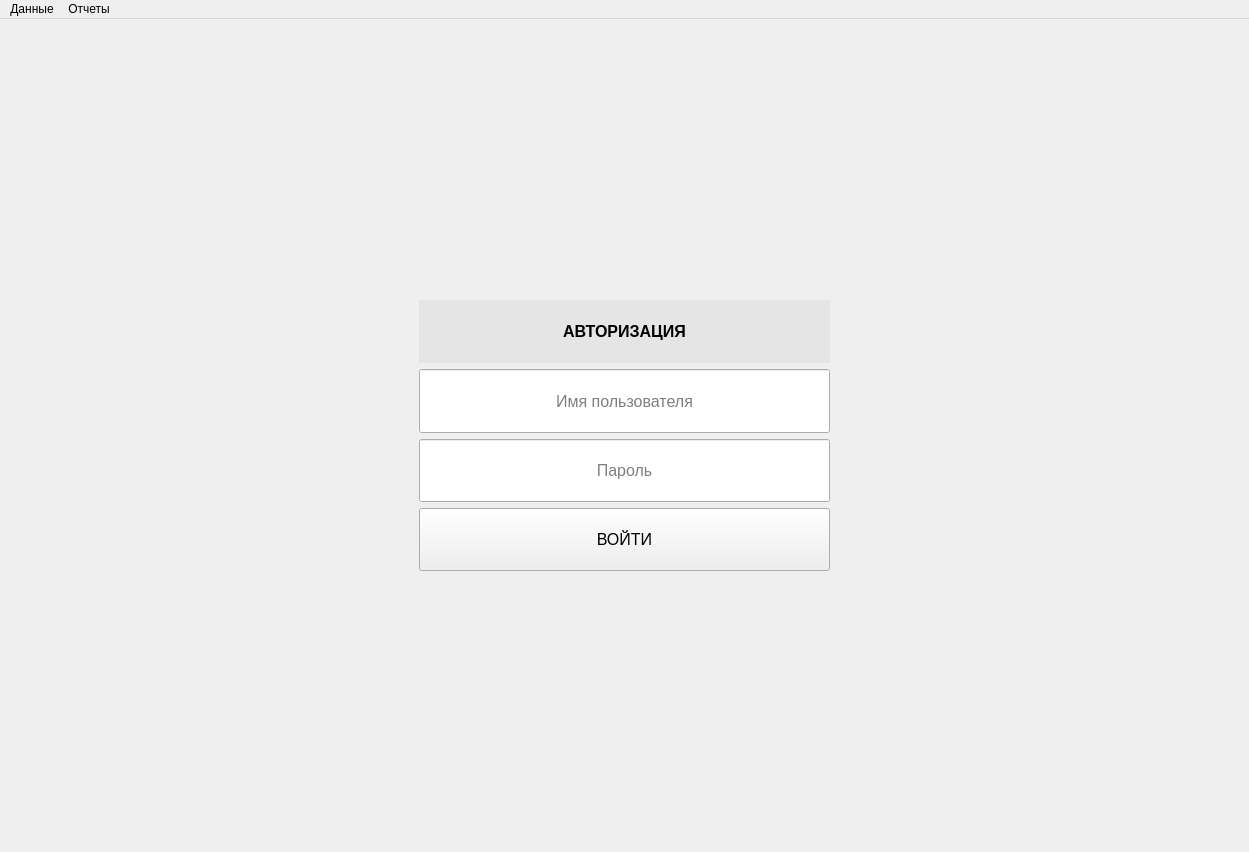
dimanchik79/EDU, file GUI/main.ui: the form before one commit.
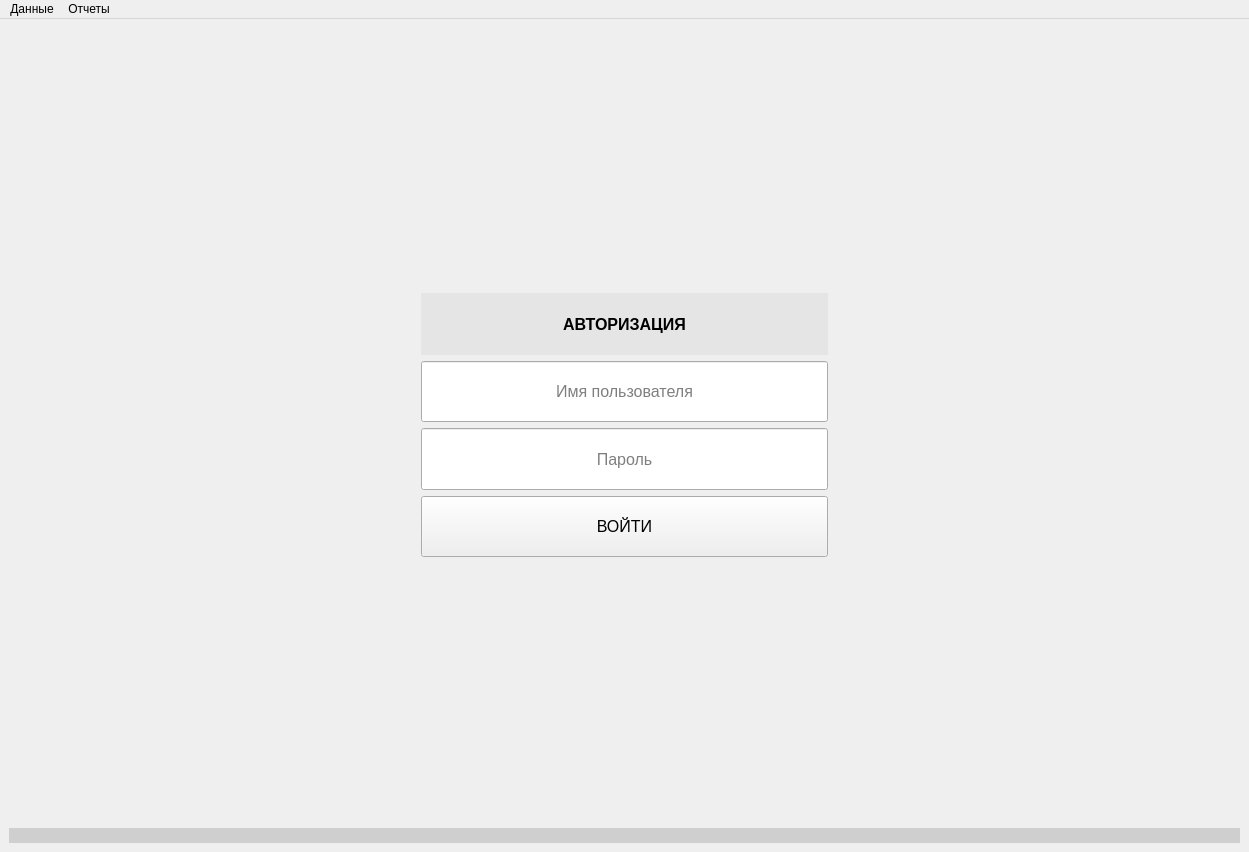
The form after the commit.

Commit message: reformation authorization

Diff of the .ui file:
```diff
--- a/GUI/main.ui
+++ b/GUI/main.ui
@@ -116,6 +116,9 @@
           <pointsize>12</pointsize>
          </font>
         </property>
+        <property name="echoMode">
+         <enum>QLineEdit::Password</enum>
+        </property>
         <property name="alignment">
          <set>Qt::AlignCenter</set>
         </property>
@@ -157,6 +160,30 @@
       </property>
      </spacer>
     </item>
+    <item row="3" column="0" colspan="3">
+     <widget class="QLabel" name="txt_edu_name">
+      <property name="sizePolicy">
+       <sizepolicy hsizetype="Preferred" vsizetype="Preferred">
+        <horstretch>0</horstretch>
+        <verstretch>0</verstretch>
+       </sizepolicy>
+      </property>
+      <property name="font">
+       <font>
+        <pointsize>10</pointsize>
+       </font>
+      </property>
+      <property name="styleSheet">
+       <string notr="true">background-color:rgb(207, 207, 207);</string>
+      </property>
+      <property name="text">
+       <string/>
+      </property>
+      <property name="alignment">
+       <set>Qt::AlignRight|Qt::AlignTrailing|Qt::AlignVCenter</set>
+      </property>
+     </widget>
+    </item>
    </layout>
   </widget>
   <widget class="QMenuBar" name="menubar">
```
Left out of the diff: 12 changed lines with no effect on the pictures. The commit also changes 1 other file.
